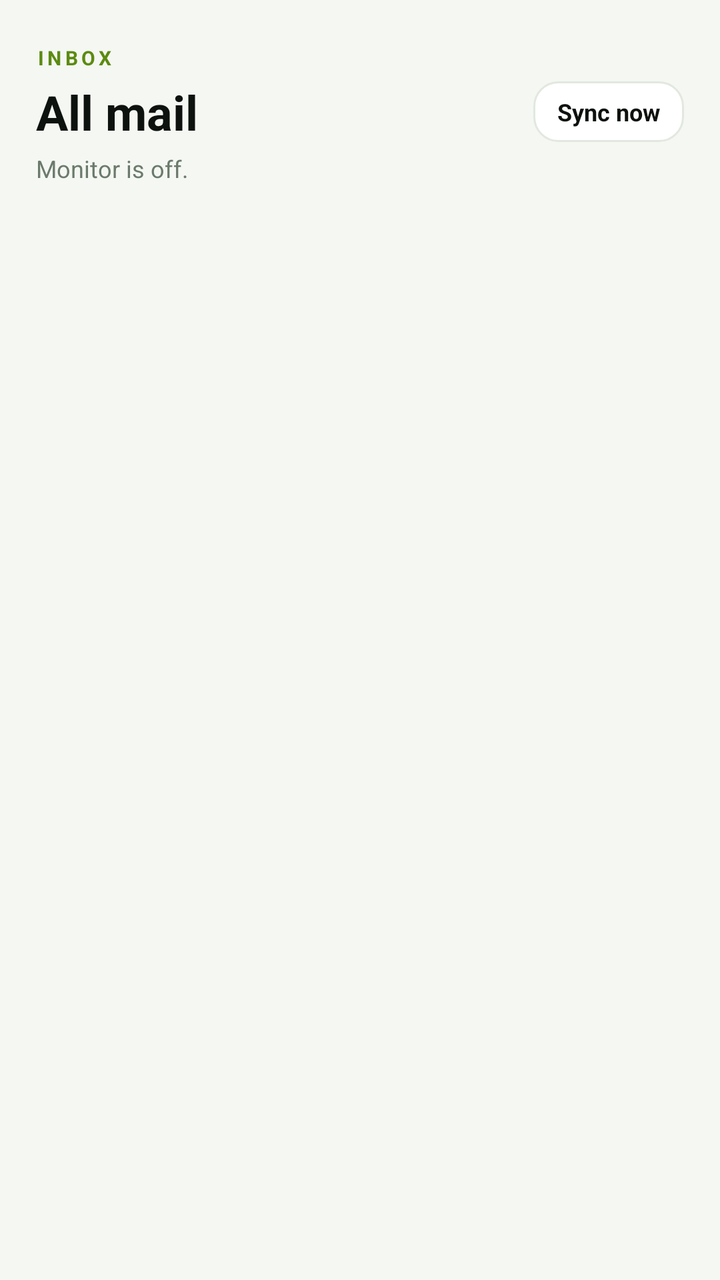
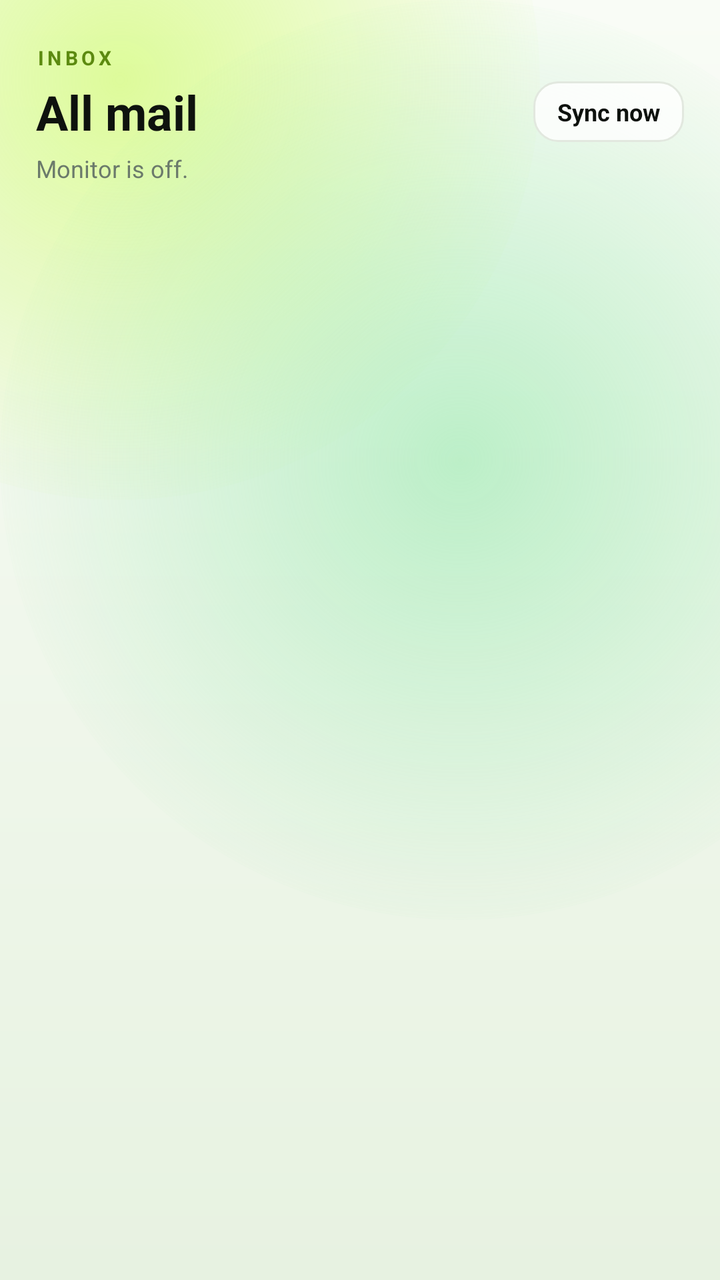

Before-and-after screenshots of an Android layout around one commit, followed by the original layout XML and the change that was made.
<!-- AndroidManifest.xml: application theme Theme.DevStyle -->
<!-- res/layout/fragment_inbox.xml -->
<?xml version="1.0" encoding="utf-8"?>
<LinearLayout xmlns:android="http://schemas.android.com/apk/res/android"
  android:layout_width="match_parent"
  android:layout_height="match_parent"
  android:background="@color/screen"
  android:orientation="vertical"
  android:paddingLeft="18dp"
  android:paddingTop="22dp"
  android:paddingRight="18dp"
  android:paddingBottom="10dp">

  <TextView
    android:layout_width="wrap_content"
    android:layout_height="wrap_content"
    android:letterSpacing="0.18"
    android:text="INBOX"
    android:textColor="@color/limeDeep"
    android:textSize="10sp"
    android:textStyle="bold" />

  <LinearLayout
    android:layout_width="match_parent"
    android:layout_height="wrap_content"
    android:layout_marginTop="4dp"
    android:gravity="center_vertical"
    android:orientation="horizontal">

    <TextView
      android:layout_width="0dp"
      android:layout_height="wrap_content"
      android:layout_weight="1"
      android:text="All mail"
      android:textColor="@color/ink"
      android:textSize="24sp"
      android:textStyle="bold" />

    <TextView
      android:id="@+id/inboxRefresh"
      android:layout_width="wrap_content"
      android:layout_height="wrap_content"
      android:background="@drawable/bg_pill"
      android:clickable="true"
      android:focusable="true"
      android:paddingLeft="12dp"
      android:paddingTop="7dp"
      android:paddingRight="12dp"
      android:paddingBottom="7dp"
      android:text="Sync now"
      android:textColor="@color/ink"
      android:textSize="12sp"
      android:textStyle="bold" />
  </LinearLayout>

  <TextView
    android:id="@+id/inboxStatus"
    android:layout_width="match_parent"
    android:layout_height="wrap_content"
    android:layout_marginTop="4dp"
    android:text="Monitor is off."
    android:textColor="@color/muted"
    android:textSize="12sp" />

  <androidx.recyclerview.widget.RecyclerView
    android:id="@+id/mailList"
    android:layout_width="match_parent"
    android:layout_height="0dp"
    android:layout_marginTop="10dp"
    android:layout_weight="1"
    android:clipToPadding="false"
    android:paddingBottom="14dp" />
</LinearLayout>
<!-- resources referenced by this layout -->
<resources>
  <color name="ink">#0E120E</color>
  <color name="limeDeep">#5C8A10</color>
  <color name="muted">#6B7A6B</color>
  <color name="screen">#F4F7F2</color>
  <!-- drawable bg_pill (drawable) -->
  <?xml version="1.0" encoding="utf-8"?>
  <shape xmlns:android="http://schemas.android.com/apk/res/android"
    android:shape="rectangle">
    <solid android:color="@color/card" />
    <stroke
      android:width="1dp"
      android:color="@color/line" />
    <corners android:radius="12dp" />
  </shape>
  <style name="Theme.DevStyle" parent="Theme.MaterialComponents.Light.NoActionBar">
      <item name="android:windowBackground">@color/screen</item>
      <item name="android:statusBarColor">@color/screen</item>
      <item name="android:navigationBarColor">@color/card</item>
      <item name="android:windowLightStatusBar">true</item>
      <item name="colorAccent">@color/limeDeep</item>
      <item name="colorPrimary">@color/ink</item>
      <item name="colorPrimaryVariant">@color/ink</item>
      <item name="colorOnPrimary">@color/card</item>
      <item name="colorSecondary">@color/limeDeep</item>
      <item name="android:textColorPrimary">@color/ink</item>
    </style>
  <color name="card">#FFFFFF</color>
  <color name="line">#E2E8DF</color>
</resources>

<!-- the commit's change to res/layout/fragment_inbox.xml (unified diff, before → after) -->
@@ -2,7 +2,7 @@
 <LinearLayout xmlns:android="http://schemas.android.com/apk/res/android"
   android:layout_width="match_parent"
   android:layout_height="match_parent"
-  android:background="@color/screen"
+  android:background="@drawable/bg_screen"
   android:orientation="vertical"
   android:paddingLeft="18dp"
   android:paddingTop="22dp"
<!-- resource entries referenced after the edit -->
@@ -8,17 +8,57 @@
   <?xml version="1.0" encoding="utf-8"?>
   <shape xmlns:android="http://schemas.android.com/apk/res/android"
     android:shape="rectangle">
-    <solid android:color="@color/card" />
+    <solid android:color="#CCFFFFFF" />
     <stroke
       android:width="1dp"
       android:color="@color/line" />
     <corners android:radius="12dp" />
   </shape>
+  <!-- drawable bg_screen (drawable) -->
+  <?xml version="1.0" encoding="utf-8"?>
+  <layer-list xmlns:android="http://schemas.android.com/apk/res/android">
+    <item>
+      <shape android:shape="rectangle">
+        <gradient
+          android:angle="270"
+          android:endColor="#E7F2E1"
+          android:startColor="#F9FCF6" />
+      </shape>
+    </item>
+    <item
+      android:height="420dp"
+      android:left="-150dp"
+      android:top="-170dp"
+      android:width="420dp">
+      <shape android:shape="oval">
+        <gradient
+          android:endColor="#00C7FB50"
+          android:gradientRadius="220dp"
+          android:startColor="#8CC7FB50"
+          android:type="radial" />
+      </shape>
+    </item>
+    <item
+      android:bottom="-190dp"
+      android:height="460dp"
+      android:right="-160dp"
+      android:width="460dp">
+      <shape android:shape="oval">
+        <gradient
+          android:endColor="#008FE7A8"
+          android:gradientRadius="240dp"
+          android:startColor="#8C8FE7A8"
+          android:type="radial" />
+      </shape>
+    </item>
+  </layer-list>
   <style name="Theme.DevStyle" parent="Theme.MaterialComponents.Light.NoActionBar">
-      <item name="android:windowBackground">@color/screen</item>
-      <item name="android:statusBarColor">@color/screen</item>
-      <item name="android:navigationBarColor">@color/card</item>
+      <item name="android:windowBackground">@drawable/bg_screen</item>
+      <item name="android:statusBarColor">@android:color/transparent</item>
+      <item name="android:navigationBarColor">@color/screen</item>
       <item name="android:windowLightStatusBar">true</item>
+      <item name="android:windowLightNavigationBar">true</item>
+      <item name="android:windowDrawsSystemBarBackgrounds">true</item>
       <item name="colorAccent">@color/limeDeep</item>
       <item name="colorPrimary">@color/ink</item>
       <item name="colorPrimaryVariant">@color/ink</item>
